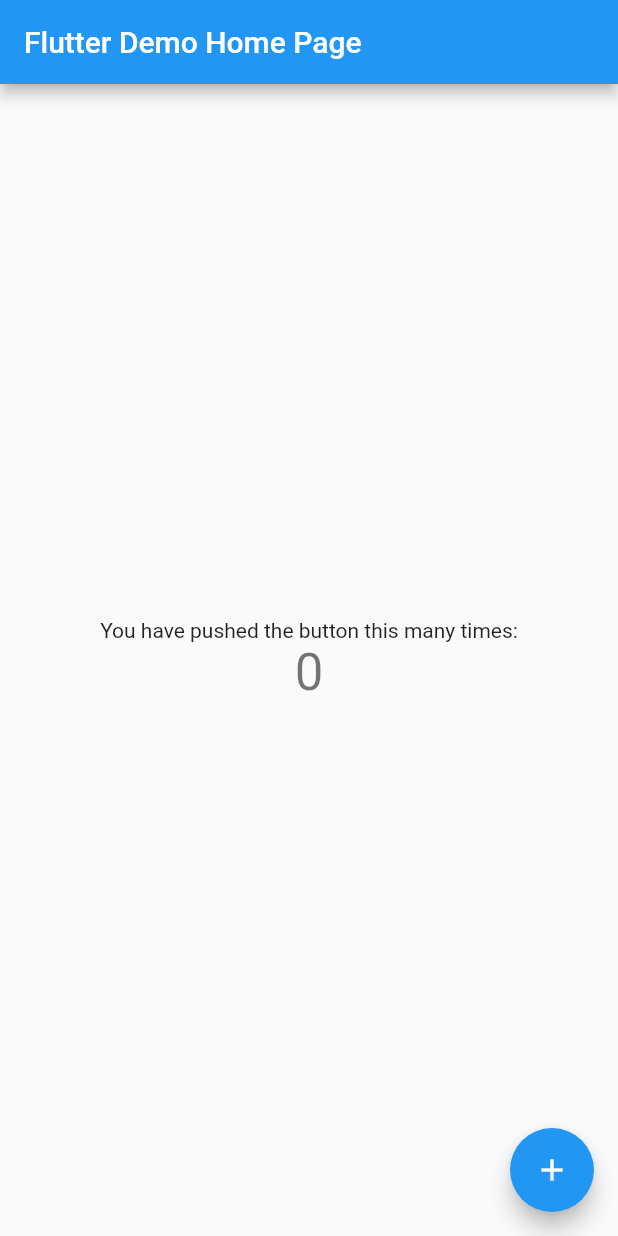
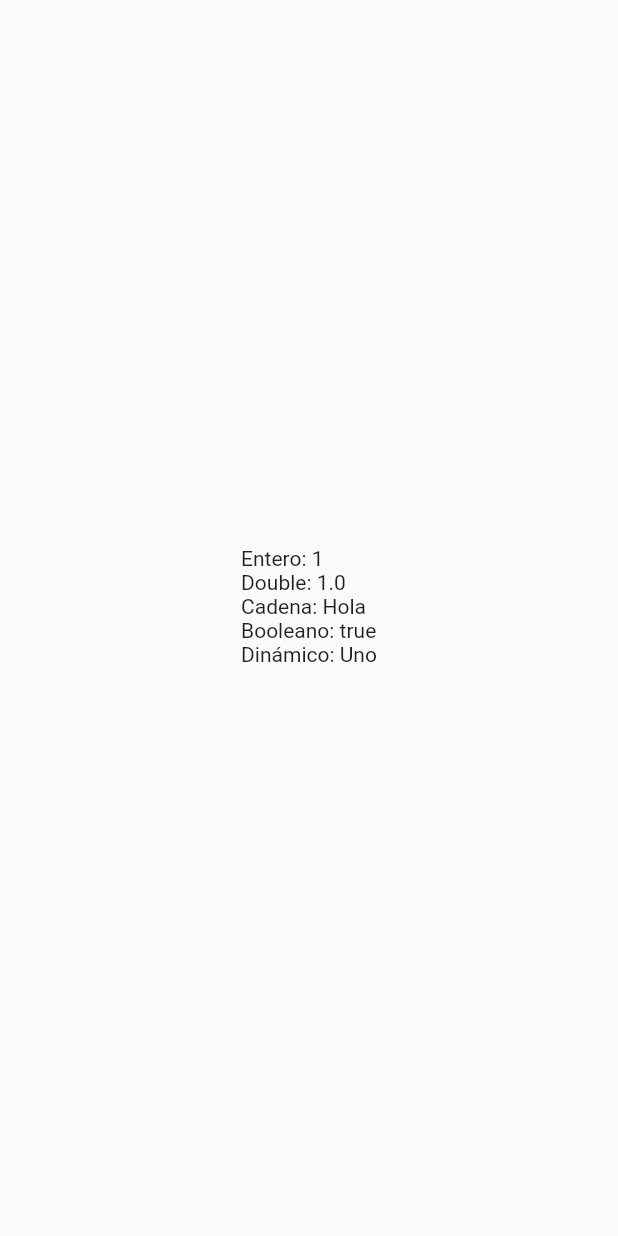
Before and after one commit to partnercloudsupport/Learn_Dart_With_Flutter, a Flutter app: the screen it shows after launch, on a phone screen of 412 x 824 dp. Run offline on Flutter 3.47's test engine with Material 2 defaults, Android fonts, the phone set to English and light mode, and no system bars.

Commit message:
Variables: Números, Cadenas y Booleanos

```diff
--- a/numeros_cadenas_booleanos/lib/main.dart
+++ b/numeros_cadenas_booleanos/lib/main.dart
@@ -1,111 +1,41 @@
 import 'package:flutter/material.dart';
 
-void main() => runApp(MyApp());
+void main(){
 
-class MyApp extends StatelessWidget {
-  // This widget is the root of your application.
-  @override
-  Widget build(BuildContext context) {
-    return MaterialApp(
-      title: 'Flutter Demo',
-      theme: ThemeData(
-        // This is the theme of your application.
-        //
-        // Try running your application with "flutter run". You'll see the
-        // application has a blue toolbar. Then, without quitting the app, try
-        // changing the primarySwatch below to Colors.green and then invoke
-        // "hot reload" (press "r" in the console where you ran "flutter run",
-        // or simply save your changes to "hot reload" in a Flutter IDE).
-        // Notice that the counter didn't reset back to zero; the application
-        // is not restarted.
-        primarySwatch: Colors.blue,
-      ),
-      home: MyHomePage(title: 'Flutter Demo Home Page'),
-    );
-  }
-}
+  //Numericos
+  var valInt = 1;
+  double valDouble = 1.0;
+  //Cadenas
+  String valString = 'Hola';
+  //Booleanos
+  bool valBooleano = true;
 
-class MyHomePage extends StatefulWidget {
-  MyHomePage({Key key, this.title}) : super(key: key);
+  //Dinamicos
+  dynamic valDynamic = 1;
+  valDynamic = 'Uno';
 
-  // This widget is the home page of your application. It is stateful, meaning
-  // that it has a State object (defined below) that contains fields that affect
-  // how it looks.
+  //Salida por consola
+  print('''
+$valString: Brayan Mamani
+$valDouble
+  ''');
 
-  // This class is the configuration for the state. It holds the values (in this
-  // case the title) provided by the parent (in this case the App widget) and
-  // used by the build method of the State. Fields in a Widget subclass are
-  // always marked "final".
-
-  final String title;
-
-  @override
-  _MyHomePageState createState() => _MyHomePageState();
-}
-
-class _MyHomePageState extends State<MyHomePage> {
-  int _counter = 0;
-
-  void _incrementCounter() {
-    setState(() {
-      // This call to setState tells the Flutter framework that something has
-      // changed in this State, which causes it to rerun the build method below
-      // so that the display can reflect the updated values. If we changed
-      // _counter without calling setState(), then the build method would not be
-      // called again, and so nothing would appear to happen.
-      _counter++;
-    });
-  }
-
-  @override
-  Widget build(BuildContext context) {
-    // This method is rerun every time setState is called, for instance as done
-    // by the _incrementCounter method above.
-    //
-    // The Flutter framework has been optimized to make rerunning build methods
-    // fast, so that you can just rebuild anything that needs updating rather
-    // than having to individually change instances of widgets.
-    return Scaffold(
-      appBar: AppBar(
-        // Here we take the value from the MyHomePage object that was created by
-        // the App.build method, and use it to set our appbar title.
-        title: Text(widget.title),
-      ),
-      body: Center(
-        // Center is a layout widget. It takes a single child and positions it
-        // in the middle of the parent.
-        child: Column(
-          // Column is also layout widget. It takes a list of children and
-          // arranges them vertically. By default, it sizes itself to fit its
-          // children horizontally, and tries to be as tall as its parent.
-          //
-          // Invoke "debug painting" (press "p" in the console, choose the
-          // "Toggle Debug Paint" action from the Flutter Inspector in Android
-          // Studio, or the "Toggle Debug Paint" command in Visual Studio Code)
-          // to see the wireframe for each widget.
-          //
-          // Column has various properties to control how it sizes itself and
-          // how it positions its children. Here we use mainAxisAlignment to
-          // center the children vertically; the main axis here is the vertical
-          // axis because Columns are vertical (the cross axis would be
-          // horizontal).
-          mainAxisAlignment: MainAxisAlignment.center,
-          children: <Widget>[
-            Text(
-              'You have pushed the button this many times:',
-            ),
-            Text(
-              '$_counter',
-              style: Theme.of(context).textTheme.display1,
-            ),
-          ],
+  runApp(
+    MaterialApp(
+      home: Scaffold(
+        body: Container(
+          child: Center(
+              child: Text('''
+Entero: $valInt
+Double: $valDouble
+Cadena: $valString
+Booleano: $valBooleano
+Dinámico: $valDynamic
+              ''')
+          ),
         ),
       ),
-      floatingActionButton: FloatingActionButton(
-        onPressed: _incrementCounter,
-        tooltip: 'Increment',
-        child: Icon(Icons.add),
-      ), // This trailing comma makes auto-formatting nicer for build methods.
-    );
-  }
+    )
+  );
+
 }
```
Also changed, not shown: 1 other file.
